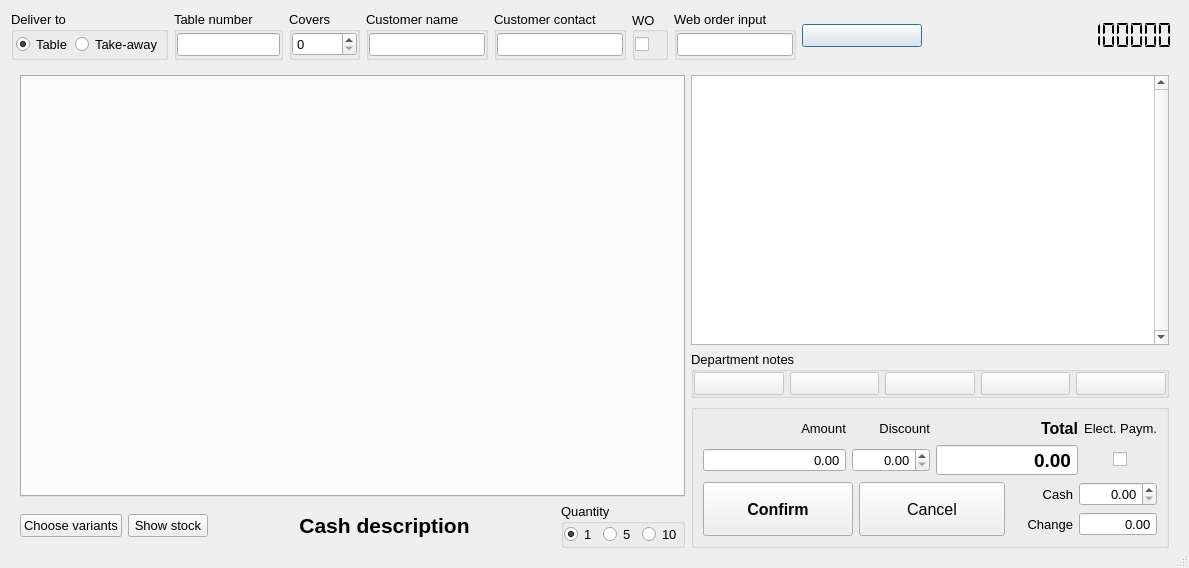
Above: App/Ui/OrderDialog0.ui from paolodestefani/pySagra3 before the change. Below: the same form after it.
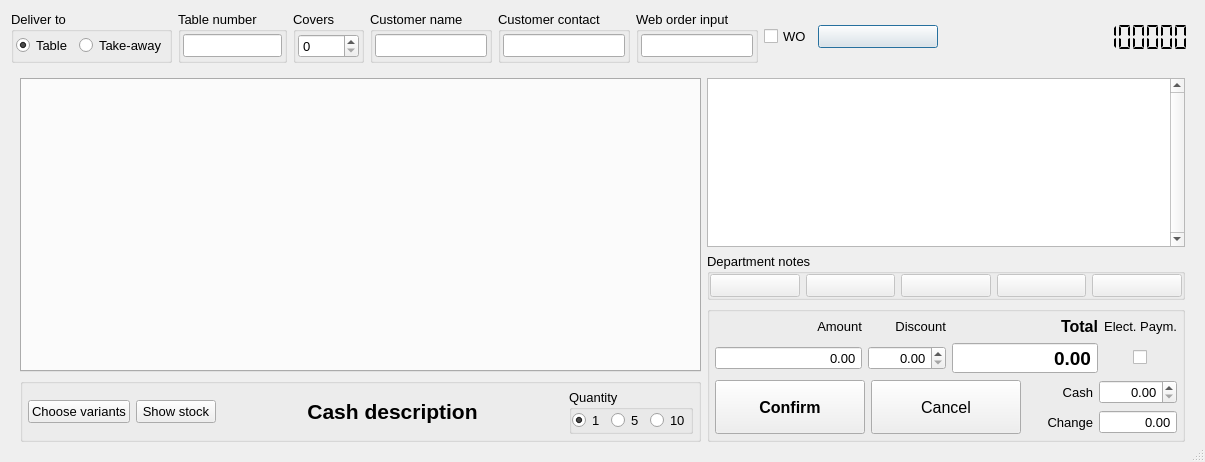
That is the form after the change.

```diff
--- a/App/Ui/OrderDialog0.ui
+++ b/App/Ui/OrderDialog0.ui
@@ -10,8 +10,8 @@
    <rect>
     <x>0</x>
     <y>0</y>
-    <width>1151</width>
-    <height>568</height>
+    <width>1133</width>
+    <height>462</height>
    </rect>
   </property>
   <property name="font">
@@ -36,9 +36,6 @@
           <string>Deliver to</string>
          </property>
          <layout class="QVBoxLayout" name="verticalLayout_6">
-          <property name="spacing">
-           <number>2</number>
-          </property>
           <property name="leftMargin">
            <number>2</number>
           </property>
@@ -82,16 +79,16 @@
          </property>
          <layout class="QVBoxLayout" name="verticalLayout_8">
           <property name="leftMargin">
-           <number>0</number>
+           <number>2</number>
           </property>
           <property name="topMargin">
-           <number>0</number>
+           <number>2</number>
           </property>
           <property name="rightMargin">
-           <number>0</number>
+           <number>2</number>
           </property>
           <property name="bottomMargin">
-           <number>0</number>
+           <number>2</number>
           </property>
           <item>
            <widget class="QLineEdit" name="lineEditTable">
@@ -110,16 +107,16 @@
          </property>
          <layout class="QVBoxLayout" name="verticalLayout_9">
           <property name="leftMargin">
-           <number>0</number>
+           <number>2</number>
           </property>
           <property name="topMargin">
-           <number>0</number>
+           <number>2</number>
           </property>
           <property name="rightMargin">
-           <number>0</number>
+           <number>2</number>
           </property>
           <property name="bottomMargin">
-           <number>0</number>
+           <number>2</number>
           </property>
           <item>
            <widget class="QSpinBox" name="spinBoxCovers">
@@ -141,16 +138,16 @@
          </property>
          <layout class="QVBoxLayout" name="verticalLayout_10">
           <property name="leftMargin">
-           <number>0</number>
+           <number>2</number>
           </property>
           <property name="topMargin">
-           <number>0</number>
+           <number>2</number>
           </property>
           <property name="rightMargin">
-           <number>0</number>
+           <number>2</number>
           </property>
           <property name="bottomMargin">
-           <number>0</number>
+           <number>2</number>
           </property>
           <item>
            <widget class="QLineEdit" name="lineEditCustomerName"/>
@@ -165,16 +162,16 @@
          </property>
          <layout class="QVBoxLayout" name="verticalLayout_17">
           <property name="leftMargin">
-           <number>0</number>
+           <number>2</number>
           </property>
           <property name="topMargin">
-           <number>0</number>
+           <number>2</number>
           </property>
           <property name="rightMargin">
-           <number>0</number>
+           <number>2</number>
           </property>
           <property name="bottomMargin">
-           <number>0</number>
+           <number>2</number>
           </property>
           <item>
            <widget class="QLineEdit" name="lineEditCustomerContact"/>
@@ -183,68 +180,22 @@
         </widget>
        </item>
        <item>
-        <widget class="QGroupBox" name="groupBoxWebOrderFlag">
-         <property name="layoutDirection">
-          <enum>Qt::LayoutDirection::LeftToRight</enum>
-         </property>
-         <property name="title">
-          <string>WO</string>
-         </property>
-         <property name="alignment">
-          <set>Qt::AlignmentFlag::AlignLeading|Qt::AlignmentFlag::AlignLeft|Qt::AlignmentFlag::AlignVCenter</set>
-         </property>
-         <property name="flat">
-          <bool>true</bool>
-         </property>
-         <layout class="QVBoxLayout" name="verticalLayout_18" stretch="0">
-          <property name="leftMargin">
-           <number>0</number>
-          </property>
-          <property name="topMargin">
-           <number>0</number>
-          </property>
-          <property name="rightMargin">
-           <number>0</number>
-          </property>
-          <property name="bottomMargin">
-           <number>0</number>
-          </property>
-          <item>
-           <widget class="QCheckBox" name="checkBoxWebOrder">
-            <property name="enabled">
-             <bool>true</bool>
-            </property>
-            <property name="toolTip">
-             <string>Checked if this order was imported from an web order QRC or number</string>
-            </property>
-            <property name="layoutDirection">
-             <enum>Qt::LayoutDirection::LeftToRight</enum>
-            </property>
-            <property name="text">
-             <string/>
-            </property>
-           </widget>
-          </item>
-         </layout>
-        </widget>
-       </item>
-       <item>
-        <widget class="QGroupBox" name="groupBox_5">
+        <widget class="QGroupBox" name="groupBoxWebOrderInput">
          <property name="title">
           <string>Web order input</string>
          </property>
          <layout class="QVBoxLayout" name="verticalLayout_11">
           <property name="leftMargin">
-           <number>0</number>
+           <number>2</number>
           </property>
           <property name="topMargin">
-           <number>0</number>
+           <number>2</number>
           </property>
           <property name="rightMargin">
-           <number>0</number>
+           <number>2</number>
           </property>
           <property name="bottomMargin">
-           <number>0</number>
+           <number>2</number>
           </property>
           <item>
            <widget class="QLineEdit" name="lineEditBarCode">
@@ -256,6 +207,22 @@
          </layout>
         </widget>
        </item>
+       <item>
+        <widget class="QCheckBox" name="checkBoxWebOrder">
+         <property name="enabled">
+          <bool>true</bool>
+         </property>
+         <property name="toolTip">
+          <string>Checked if this order was imported from an web order QRC or number</string>
+         </property>
+         <property name="layoutDirection">
+          <enum>Qt::LayoutDirection::LeftToRight</enum>
+         </property>
+         <property name="text">
+          <string>WO</string>
+         </property>
+        </widget>
+       </item>
        <item>
         <widget class="QPushButton" name="pushButtonTablesSwitch">
          <property name="sizePolicy">
@@ -326,12 +293,10 @@
         <number>0</number>
        </property>
        <widget class="QWidget" name="Order">
+        <layout class="QHBoxLayout" name="horizontalLayout_7">
+         <item>
         <layout class="QVBoxLayout" name="verticalLayout_12">
          <item>
-          <layout class="QHBoxLayout" name="horizontalLayout_8">
-           <item>
-            <layout class="QVBoxLayout" name="verticalLayout_2">
-             <item>
               <widget class="QTabWidget" name="tabWidgetList">
                <property name="sizePolicy">
                 <sizepolicy hsizetype="Expanding" vsizetype="Expanding">
@@ -366,6 +331,24 @@
               </widget>
              </item>
              <item>
+            <widget class="QGroupBox" name="groupBox_10">
+             <property name="title">
+              <string/>
+             </property>
+             <layout class="QVBoxLayout" name="verticalLayout_2">
+              <property name="leftMargin">
+               <number>5</number>
+              </property>
+              <property name="topMargin">
+               <number>5</number>
+              </property>
+              <property name="rightMargin">
+               <number>5</number>
+              </property>
+              <property name="bottomMargin">
+               <number>5</number>
+              </property>
+              <item>
               <layout class="QHBoxLayout" name="horizontalLayout_3">
                <item>
                 <widget class="QPushButton" name="pushButtonVariants">
@@ -493,6 +476,9 @@
               </layout>
              </item>
             </layout>
+            </widget>
+           </item>
+          </layout>
            </item>
            <item>
             <layout class="QVBoxLayout" name="verticalLayout_5">
@@ -731,6 +717,18 @@
                 <string/>
                </property>
                <layout class="QVBoxLayout" name="verticalLayout_4">
+              <property name="leftMargin">
+               <number>5</number>
+              </property>
+              <property name="topMargin">
+               <number>5</number>
+              </property>
+              <property name="rightMargin">
+               <number>5</number>
+              </property>
+              <property name="bottomMargin">
+               <number>5</number>
+              </property>
                 <item>
                  <layout class="QGridLayout" name="gridLayout" columnstretch="1,0,1,0">
                   <item row="0" column="0">
@@ -885,12 +883,6 @@
                       <verstretch>0</verstretch>
                      </sizepolicy>
                     </property>
-                    <property name="minimumSize">
-                     <size>
-                      <width>150</width>
-                      <height>0</height>
-                     </size>
-                    </property>
                     <property name="font">
                      <font>
                       <pointsize>12</pointsize>
@@ -916,12 +908,6 @@
                       <verstretch>0</verstretch>
                      </sizepolicy>
                     </property>
-                    <property name="minimumSize">
-                     <size>
-                      <width>120</width>
-                      <height>0</height>
-                     </size>
-                    </property>
                     <property name="font">
                      <font>
                       <pointsize>12</pointsize>
@@ -1011,8 +997,6 @@
             </layout>
            </item>
           </layout>
-         </item>
-        </layout>
        </widget>
        <widget class="QWidget" name="Tables">
         <layout class="QVBoxLayout" name="verticalLayout_7">
```
Left out of the diff: 14 changed lines with no effect on the pictures. Lines whose indentation alone changed are shown as unchanged.
